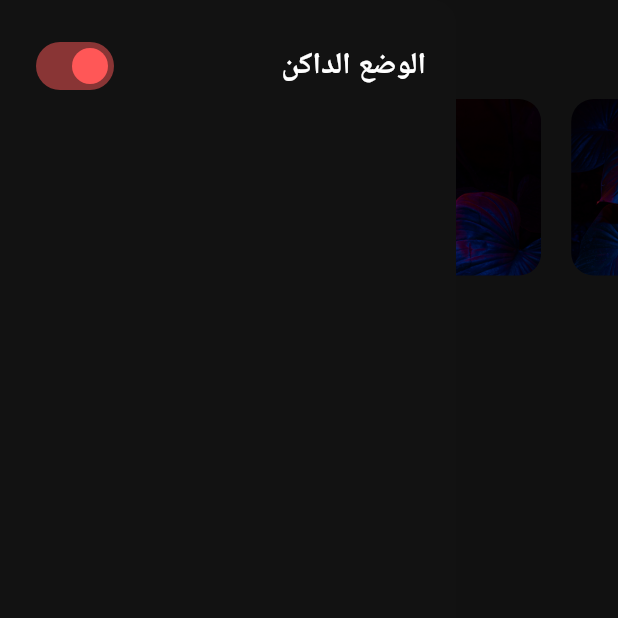
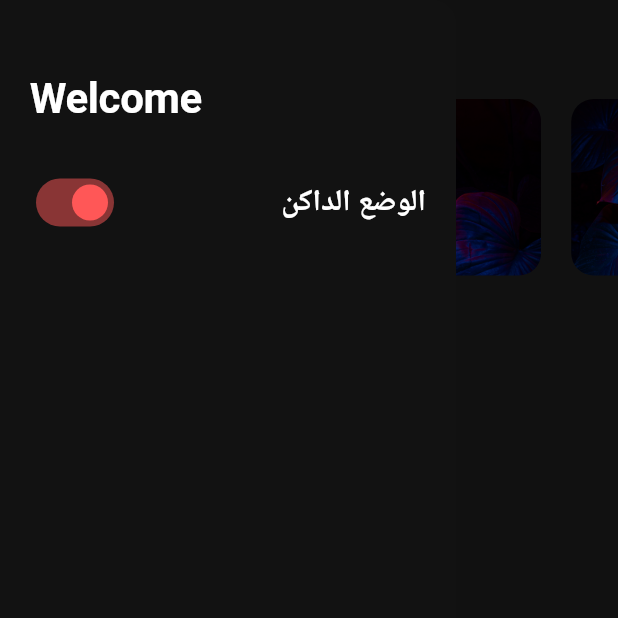
Before and after one commit to eyad-gomaa/Scooter-App, a Flutter app: the HomeView screen opened by its route, with the side drawer open, on a phone screen of 412 x 824 dp, the top half of it. Run offline on Flutter 3.47's test engine with Material 3 defaults, Android fonts, the phone set to English and light mode, and no system bars; drawn by our look-alikes of carousel_slider, smooth_page_indicator; our stand-ins replace flutter_bloc, go_router, google_fonts, hive_flutter, shared_preferences; accounts and stored records are empty; Roboto replaces fonts that are missing (Cairo).

```diff
--- a/lib/core/utils/app_router.dart
+++ b/lib/core/utils/app_router.dart
@@ -2,6 +2,7 @@ import 'package:flutter/material.dart';
 import 'package:go_router/go_router.dart';
 
 import '../../features/add_data/presentation/view/add_data_view.dart';
+import '../../features/edit_data/view/edit_data_view.dart';
 import '../../features/home/presentation/view/home_view.dart';
 import '../../features/onboarding/presentation/view/onboarding_view.dart';
 import '../../features/splash/presentation/view/splash_view.dart';
@@ -10,6 +11,7 @@ class RouterPath{
   static const onboardingView = "/onboardingView";
   static const homeView = "/homeView";
   static const addDataView = "/addDataView";
+  static const editDataView = "/editDataView";
 }
 final GoRouter router = GoRouter(
     routes: [
@@ -30,5 +32,9 @@ final GoRouter router = GoRouter(
     path: RouterPath.addDataView,
     builder: (BuildContext context, GoRouterState state) =>
     const AddDataView()),
+      GoRoute(
+    path: RouterPath.editDataView,
+    builder: (BuildContext context, GoRouterState state) =>
+    const EditDataView()),
     ]
 );
--- a/lib/features/home/presentation/view/widget/home_drawer.dart
+++ b/lib/features/home/presentation/view/widget/home_drawer.dart
@@ -1,6 +1,5 @@
 import 'package:flutter/material.dart';
 import 'package:flutter_bloc/flutter_bloc.dart';
-
 import '../../../../../core/resources/color_manager.dart';
 import '../../manager/theme_cubit/theme_cubit.dart';
 import '../../manager/theme_cubit/theme_state.dart';
@@ -14,11 +13,30 @@ class HomeDrawer extends StatelessWidget {
   builder: (context, state) {
     return Drawer(
         child: Padding(
-          padding: const EdgeInsets.all(20),
+          padding: const EdgeInsets.only(right: 20,left:20,top: 50),
           child: Column(
+            crossAxisAlignment: CrossAxisAlignment.start,
+            children: [
+              Text("Welcome",style: Theme.of(context).textTheme.displayLarge,textAlign: TextAlign.start),
+              const SizedBox(height: 30,),
+              const DarkModeSwitchContainer(),
+            ],
+          ),
+        ),
+      );
+  },
+);
+  }
+}
 
-            children: [
-              Row(
+class DarkModeSwitchContainer extends StatelessWidget {
+  const DarkModeSwitchContainer({
+    super.key,
+  });
+
+  @override
+  Widget build(BuildContext context) {
+    return Row(
       mainAxisAlignment: MainAxisAlignment.spaceBetween,
       children: [
         Switch(
@@ -35,12 +53,6 @@ class HomeDrawer extends StatelessWidget {
         ),
         Text("الوضع الداكن",style: Theme.of(context).textTheme.displaySmall,),
       ],
-              )
-            ],
-          ),
-        ),
-      );
-  },
     );
   }
 }
--- a/lib/main.dart
+++ b/lib/main.dart
@@ -3,6 +3,7 @@ import 'package:flutter_bloc/flutter_bloc.dart';
 import 'package:hive_flutter/adapters.dart';
 import 'package:scooter_app/core/utils/bloc_observer.dart';
 import 'package:scooter_app/features/home/presentation/manager/theme_cubit/theme_cubit.dart';
+import 'package:shared_preferences/shared_preferences.dart';
 import 'core/theme/dark_theme.dart';
 import 'core/theme/light_theme.dart';
 import 'core/utils/app_router.dart';
@@ -14,9 +15,10 @@ void main() async {
   Hive.registerAdapter(DataAdapter());
   await Hive.openBox<Data>("data");
   Bloc.observer = AppBlocObserver();
+  SharedPreferences prefs = await SharedPreferences.getInstance();
   runApp(BlocProvider(
     create: (context) => ThemeCubit(),
-    child: MyApp(),
+    child: const MyApp(),
   ));
 }
 
```
Also changed, not shown: lib/features/edit_data/view/edit_data_view.dart (added, +25 -0 lines), lib/features/edit_data/view/widget/edit_data_view_body.dart (added, +51 -0 lines), lib/features/home/presentation/manager/theme_cubit/theme_cubit.dart (+3 -4 lines), lib/features/home/presentation/view/widget/home_data_container.dart (+8 -1 lines). Lines whose indentation alone changed are shown as unchanged.
